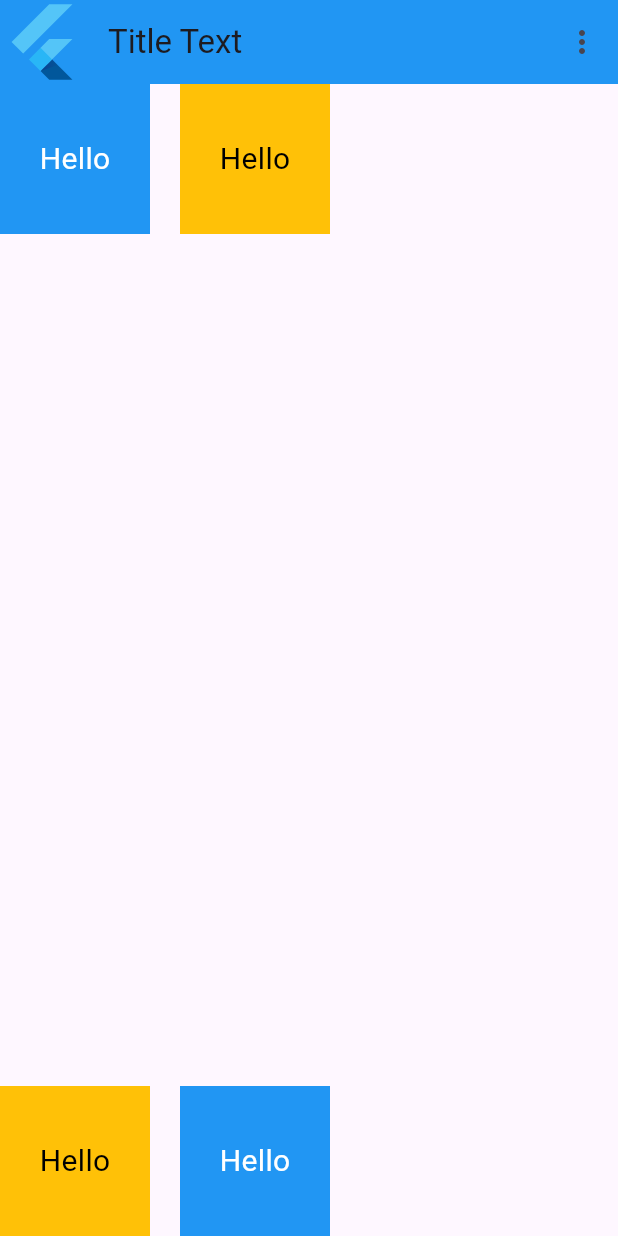
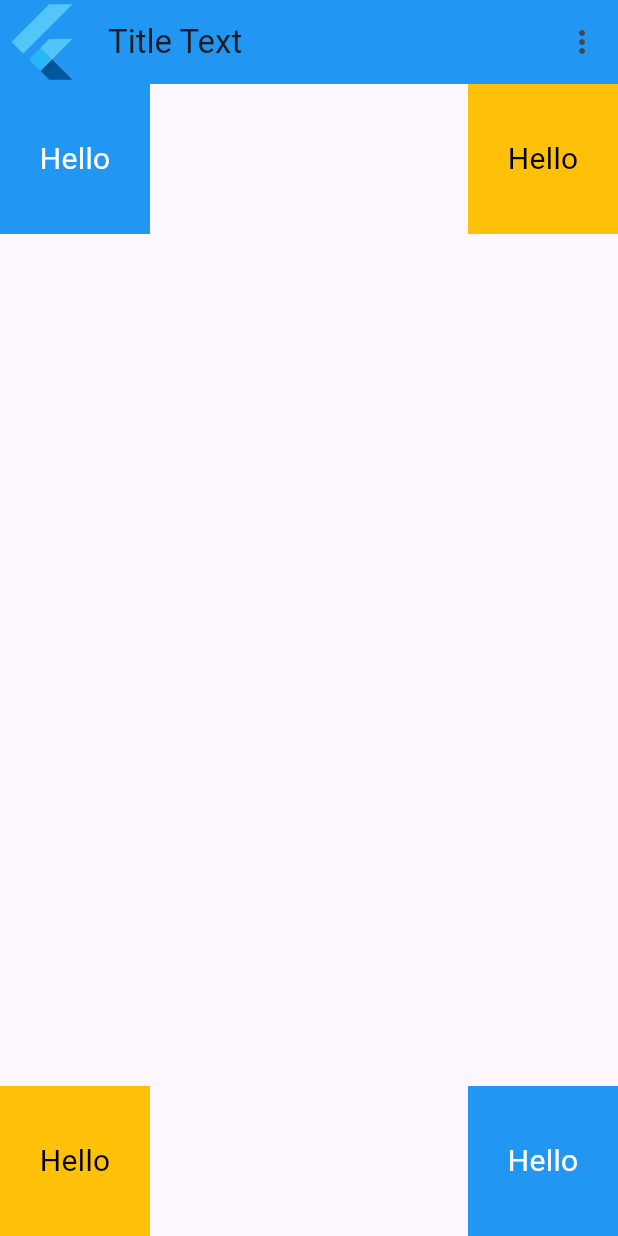
Before and after one commit to abdulahrudisoru/basic_flutter_exercises, a Flutter app: the screen it shows after launch, on a phone screen of 412 x 824 dp. Run offline on Flutter 3.47's test engine with Material 3 defaults, Android fonts, the phone set to English and light mode, and no system bars.

Commit message:
Question 014

```diff
--- a/lib/main.dart
+++ b/lib/main.dart
@@ -11,6 +11,7 @@
 import 'package:basic_flutter_exercises/questions/question_011.dart';
 import 'package:basic_flutter_exercises/questions/question_012.dart';
 import 'package:basic_flutter_exercises/questions/question_013.dart';
+import 'package:basic_flutter_exercises/questions/question_014.dart';
 import 'package:flutter/material.dart';
 
 void main() {
@@ -34,6 +35,7 @@
     // return Question010();
     // return Question011();
     // return Question012();
-    return Question013();
+    // return Question013();
+    return Question014();
   }
 }
--- /dev/null
+++ b/lib/questions/question_014.dart
@@ -0,0 +1,100 @@
+import 'package:flutter/material.dart';
+
+class Question014 extends StatelessWidget {
+  const Question014({super.key});
+
+  @override
+  Widget build(BuildContext context) {
+    return MaterialApp(
+      debugShowCheckedModeBanner: false,
+      home: Scaffold(
+        appBar: AppBar(
+          backgroundColor: Colors.blue,
+          centerTitle: false,
+          title: Text("Title Text"),
+          leading: FlutterLogo(),
+          actions: [
+            IconButton(
+                onPressed: () {
+                  print("Click");
+                },
+                icon: Icon(Icons.more_vert)),
+          ],
+        ),
+        body: Column(
+          mainAxisAlignment: MainAxisAlignment.spaceBetween,
+          children: [
+            Row(
+              mainAxisAlignment: MainAxisAlignment.spaceBetween,
+              children: [
+                Container(
+                  width: 100,
+                  height: 100,
+                  decoration: BoxDecoration(
+                    color: Colors.blue,
+                  ),
+                  child: Center(
+                    child: Text(
+                      "Hello",
+                      style: TextStyle(fontSize: 20, color: Colors.white),
+                    ),
+                  ),
+                ),
+                SizedBox(
+                  width: 20,
+                ),
+                Container(
+                  width: 100,
+                  height: 100,
+                  decoration: BoxDecoration(
+                    color: Colors.amber,
+                  ),
+                  child: Center(
+                    child: Text(
+                      "Hello",
+                      style: TextStyle(fontSize: 20, color: Colors.black),
+                    ),
+                  ),
+                ),
+              ],
+            ),
+            Row(
+              mainAxisAlignment: MainAxisAlignment.spaceBetween,
+              children: [
+                Container(
+                  width: 100,
+                  height: 100,
+                  decoration: BoxDecoration(
+                    color: Colors.amber,
+                  ),
+                  child: Center(
+                    child: Text(
+                      "Hello",
+                      style: TextStyle(fontSize: 20, color: Colors.black),
+                    ),
+                  ),
+                ),
+                SizedBox(
+                  width: 20,
+                ),
+                Container(
+                  width: 100,
+                  height: 100,
+                  decoration: BoxDecoration(
+                    color: Colors.blue,
+                  ),
+                  child: Center(
+                    child: Text(
+                      "Hello",
+                      style: TextStyle(fontSize: 20, color: Colors.white),
+                    ),
+                  ),
+                ),
+              ],
+            ),
+          ],
+        ),
+      ),
+    );
+  }
+}
```
